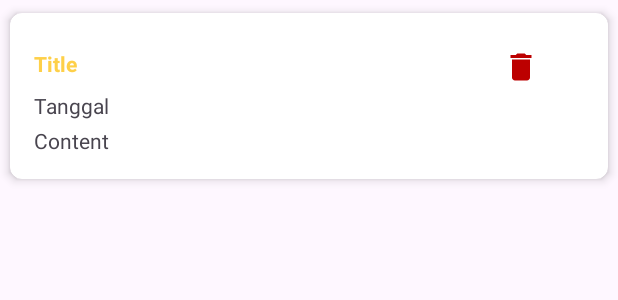
After one commit to Bersama-Team/Tugas-Besar-Pemrograman-Mobile, an Android app: the layout lists_tugas.xml on its own in the app's theme, with its tools: preview values and no code run, on a phone screen of 412 x 824 dp. The commit adds this screen. Shown: the top 300 px of the screen. Run offline under Robolectric (Android 15) with nearby library versions, the phone set to English and light mode, and no system bars.

Commit message:
menambahkan ikon delete dan bar kotak list tugas

```diff
--- a/app/build.gradle.kts
+++ b/app/build.gradle.kts
@@ -33,6 +33,10 @@ android {
     kotlinOptions {
         jvmTarget = "1.8"
     }
+    //        ditambah erli
+    buildFeatures {
+        viewBinding = true
+    }
 }
 
 dependencies {
--- /dev/null
+++ b/app/src/main/java/com/example/tugasbesarpemrogramanmobile/ListTugasActivity.kt
@@ -0,0 +1,4 @@
+package com.example.tugasbesarpemrogramanmobile
+
+class ListTugasActivity {
+}
--- /dev/null
+++ b/app/src/main/res/drawable/baseline_add_24.xml
@@ -0,0 +1,5 @@
+<vector android:height="24dp" android:tint="#F1A824"
+    android:viewportHeight="24" android:viewportWidth="24"
+    android:width="24dp" xmlns:android="http://schemas.android.com/apk/res/android">
+    <path android:fillColor="@android:color/white" android:pathData="M19,13h-6v6h-2v-6H5v-2h6V5h2v6h6v2z"/>
+</vector>
--- /dev/null
+++ b/app/src/main/res/drawable/baseline_delete_24.xml
@@ -0,0 +1,5 @@
+<vector android:height="24dp" android:tint="#BC0000"
+    android:viewportHeight="24" android:viewportWidth="24"
+    android:width="24dp" xmlns:android="http://schemas.android.com/apk/res/android">
+    <path android:fillColor="@android:color/white" android:pathData="M6,19c0,1.1 0.9,2 2,2h8c1.1,0 2,-0.9 2,-2V7H6v12zM19,4h-3.5l-1,-1h-5l-1,1H5v2h14V4z"/>
+</vector>
--- /dev/null
+++ b/app/src/main/res/drawable/baseline_done_24.xml
@@ -0,0 +1,5 @@
+<vector android:height="24dp" android:tint="#F1A824"
+    android:viewportHeight="24" android:viewportWidth="24"
+    android:width="24dp" xmlns:android="http://schemas.android.com/apk/res/android">
+    <path android:fillColor="@android:color/white" android:pathData="M9,16.2L4.8,12l-1.4,1.4L9,19 21,7l-1.4,-1.4L9,16.2z"/>
+</vector>
--- /dev/null
+++ b/app/src/main/res/layout/lists_tugas.xml
@@ -0,0 +1,60 @@
+<?xml version="1.0" encoding="utf-8"?>
+<androidx.cardview.widget.CardView
+    xmlns:android="http://schemas.android.com/apk/res/android"
+    xmlns:app="http://schemas.android.com/apk/res-auto"
+    android:layout_width="match_parent"
+    android:layout_height="wrap_content"
+    app:cardCornerRadius="8dp"
+    app:cardElevation="4dp"
+    app:cardUseCompatPadding="true">
+
+    <LinearLayout
+        android:layout_width="match_parent"
+        android:layout_height="wrap_content"
+        android:orientation="vertical"
+        android:padding="16dp">
+
+        <RelativeLayout
+            android:layout_width="match_parent"
+            android:layout_height="wrap_content"
+            android:orientation="horizontal"
+            android:layout_marginTop="8dp">
+
+            <TextView
+                android:id="@+id/titleTextView"
+                android:layout_width="wrap_content"
+                android:layout_height="wrap_content"
+
+                android:text="Title"
+                android:textColor="@color/orange"
+                android:textStyle="bold"
+                android:textsize="18dp" />
+
+            <ImageView
+                android:id="@+id/deleteButton"
+                android:layout_width="24dp"
+                android:layout_height="24dp"
+                android:layout_alignParentEnd="true"
+                android:layout_marginEnd="30dp"
+                android:src="@drawable/baseline_delete_24"/>
+        </RelativeLayout>
+
+        <TextView
+            android:id="@+id/contentTanggalview"
+            android:layout_width="wrap_content"
+            android:layout_height="wrap_content"
+            android:text="Tanggal"
+
+            android:maxLines="3"
+            android:layout_marginTop="4dp"/>
+        <TextView
+            android:id="@+id/contentTextview"
+            android:layout_width="wrap_content"
+            android:layout_height="wrap_content"
+            android:text="Content"
+
+            android:maxLines="3"
+            android:layout_marginTop="4dp"/>
+    </LinearLayout>
+
+</androidx.cardview.widget.CardView>
--- a/app/src/main/res/values/colors.xml
+++ b/app/src/main/res/values/colors.xml
@@ -2,4 +2,6 @@
 <resources>
     <color name="black">#FF000000</color>
     <color name="white">#FFFFFFFF</color>
+    <color name="orange">#FED049</color>
+
 </resources>
--- a/app/src/main/res/values/themes.xml
+++ b/app/src/main/res/values/themes.xml
@@ -2,7 +2,9 @@
     <!-- Base application theme. -->
     <style name="Base.Theme.TugasBesarPemrogramanMobile" parent="Theme.Material3.DayNight.NoActionBar">
         <!-- Customize your light theme here. -->
-        <!-- <item name="colorPrimary">@color/my_light_primary</item> -->
+         <item name="colorPrimary">@color/orange</item>
+        <item name="colorPrimaryVariant">@color/orange</item>
+        <item name="android:statusBarColor">@color/orange</item>
     </style>
 
     <style name="Theme.TugasBesarPemrogramanMobile" parent="Base.Theme.TugasBesarPemrogramanMobile" />
```
Also changed, not shown: 1 other file.
